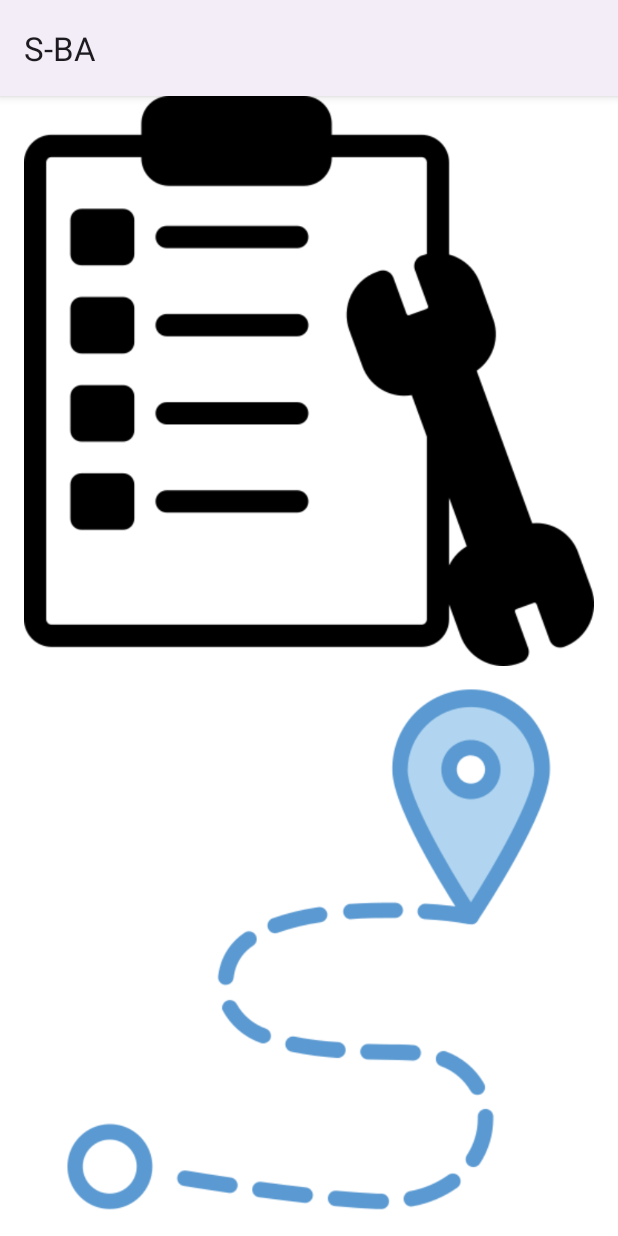
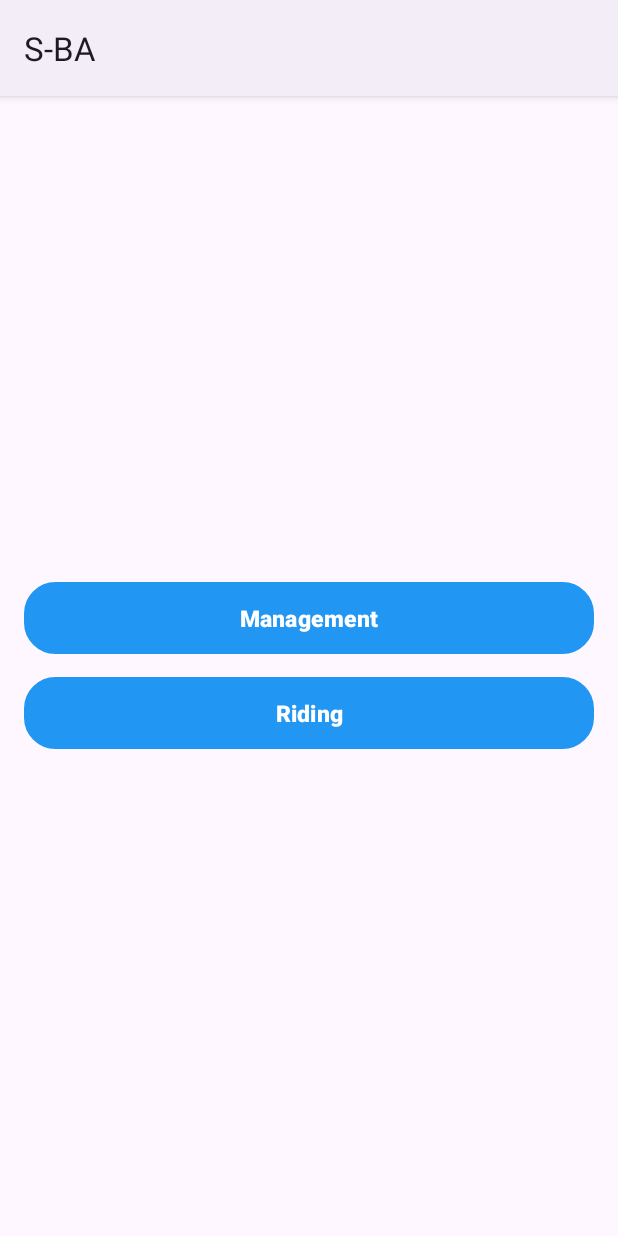
Before and after one commit to safe-bicycle-assistant/s-ba, an Android app: the MenuFragment screen opened directly, with no data from a screen before it, on a phone screen of 412 x 824 dp. Run offline under Robolectric (Android 15) with nearby library versions, the light colour scheme and no system bars.

Commit message:
관리 화면 스타일 변경

```diff
--- a/mobile/app/src/main/java/com/safe_bicycle_assistant/s_ba/log_fragments/MenuFragment.java
+++ b/mobile/app/src/main/java/com/safe_bicycle_assistant/s_ba/log_fragments/MenuFragment.java
@@ -9,14 +9,15 @@ import androidx.fragment.app.FragmentTransaction;
 import android.view.LayoutInflater;
 import android.view.View;
 import android.view.ViewGroup;
+import android.widget.Button;
 import android.widget.FrameLayout;
 import android.widget.ImageView;
 
 import com.safe_bicycle_assistant.s_ba.R;
 
 public class MenuFragment extends Fragment {
-    ImageView managementView;
-    ImageView ridingView;
+    Button managementView;
+    Button ridingView;
     String bicycleName;
     public MenuFragment(String bicycleName){
         this.bicycleName = bicycleName;
@@ -26,8 +27,6 @@ public class MenuFragment extends Fragment {
         super.onStart();
         managementView = getView().findViewById(R.id.managementView);
         ridingView = getView().findViewById(R.id.ridingView);
-        managementView.setImageResource(R.drawable.management_icon);
-        ridingView.setImageResource(R.drawable.riding_icon);
         managementView.setOnClickListener(new View.OnClickListener() {
             @Override
             public void onClick(View view) {
--- a/mobile/app/src/main/res/layout/fragment_menu.xml
+++ b/mobile/app/src/main/res/layout/fragment_menu.xml
@@ -5,21 +5,31 @@
     android:layout_width="match_parent"
     android:layout_height="match_parent"
     android:orientation="vertical"
+    android:paddingLeft="16dp"
+    android:paddingTop="16dp"
+    android:paddingRight="16dp"
+    android:paddingBottom="16dp"
+    android:layout_gravity="center"
+    android:gravity="center"
     tools:context=".log_fragments.MenuFragment">
 
-    <ImageView
-        android:id="@+id/managementView"
-        android:layout_width="match_parent"
-        android:layout_height="0dp"
-        android:layout_weight="1"
-        tools:src="@drawable/management_icon"
-        android:background="@color/white"/>
+        <Button
+            android:id="@+id/managementView"
+            android:layout_width="match_parent"
+            android:layout_height="wrap_content"
+            android:background="@drawable/button_pattern"
+            android:text="Management"
+            android:textSize="15dp"
+            android:textStyle="bold" />
 
-    <ImageView
-        android:id="@+id/ridingView"
-        android:layout_width="match_parent"
-        android:layout_height="0dp"
-        android:layout_weight="1"
-        tools:src="@drawable/riding_icon"
-        android:background="@color/white"/>
+        <Button
+            android:id="@+id/ridingView"
+            android:layout_width="match_parent"
+            android:layout_height="wrap_content"
+            android:background="@drawable/button_pattern"
+            android:text="Riding"
+            android:textSize="15dp"
+            android:layout_marginTop="15dp"
+            android:textStyle="bold"/>
+
 </LinearLayout>
```
